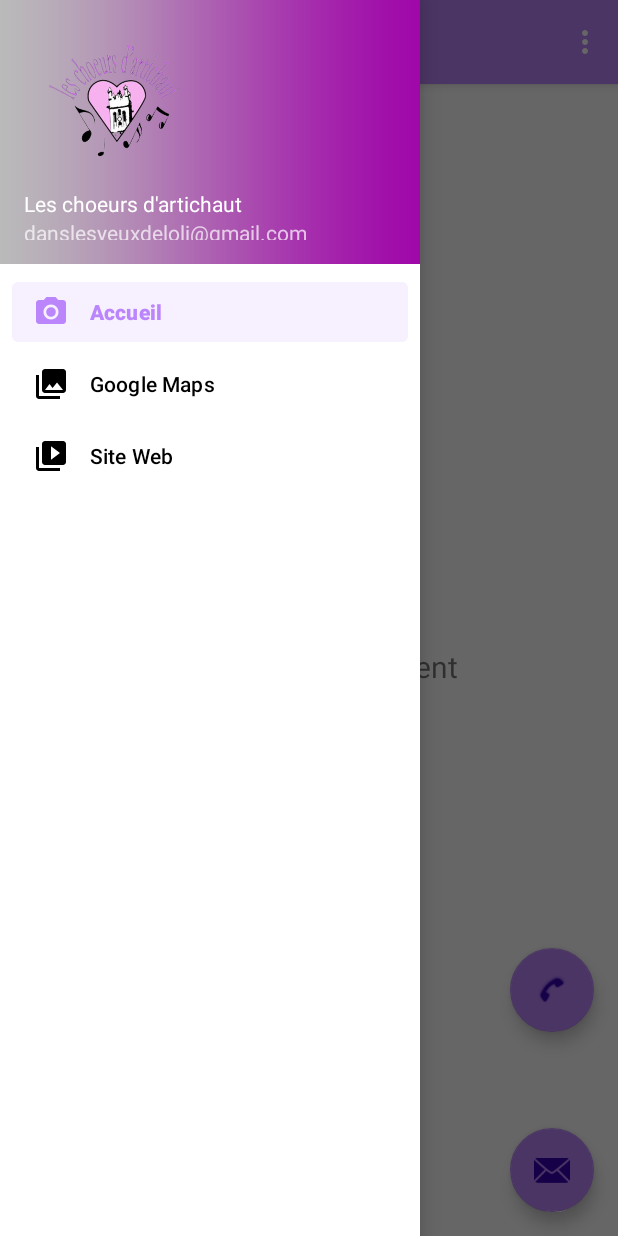
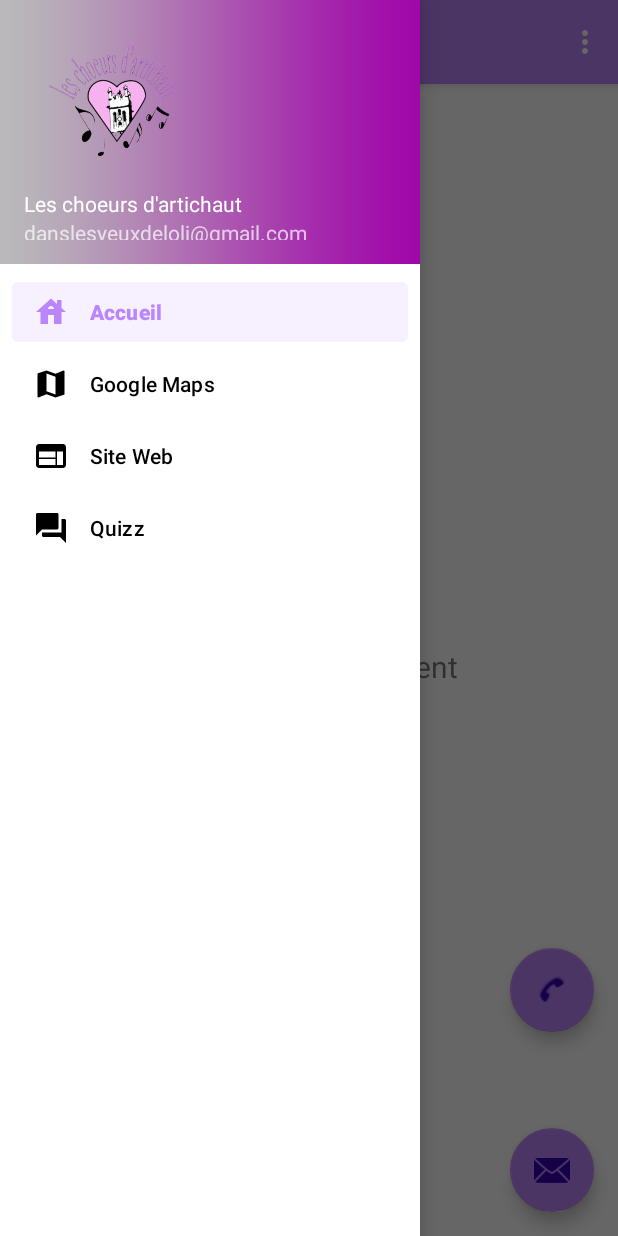
Before and after one commit to ETS-Android4/les-choeurs-dartichaut-android-app, an Android app: the screen it shows after launch (MainActivity), with the side drawer open, on a phone screen of 412 x 824 dp. Run offline under Robolectric (Android 15) with nearby library versions, the phone set to English and light mode, and no system bars; our stand-ins replace navigation-ui.

Commit message:
WebSite Work !

```diff
--- a/app/src/main/java/fr/lyceejulesfil/leschursdartichaut/MainActivity.java
+++ b/app/src/main/java/fr/lyceejulesfil/leschursdartichaut/MainActivity.java
@@ -5,6 +5,7 @@ import android.net.Uri;
 import android.os.Bundle;
 import android.view.View;
 import android.view.Menu;
+import android.webkit.WebView;
 
 import com.google.android.material.snackbar.Snackbar;
 import com.google.android.material.navigation.NavigationView;
--- /dev/null
+++ b/app/src/main/res/drawable/ic_baseline_house_24.xml
@@ -0,0 +1,10 @@
+<vector xmlns:android="http://schemas.android.com/apk/res/android"
+    android:width="24dp"
+    android:height="24dp"
+    android:viewportWidth="24"
+    android:viewportHeight="24"
+    android:tint="?attr/colorControlNormal">
+  <path
+      android:fillColor="@android:color/white"
+      android:pathData="M19,9.3V4h-3v2.6L12,3L2,12h3v8h5v-6h4v6h5v-8h3L19,9.3zM10,10c0,-1.1 0.9,-2 2,-2s2,0.9 2,2H10z"/>
+</vector>
--- /dev/null
+++ b/app/src/main/res/drawable/ic_baseline_map_24.xml
@@ -0,0 +1,10 @@
+<vector xmlns:android="http://schemas.android.com/apk/res/android"
+    android:width="24dp"
+    android:height="24dp"
+    android:viewportWidth="24"
+    android:viewportHeight="24"
+    android:tint="?attr/colorControlNormal">
+  <path
+      android:fillColor="@android:color/white"
+      android:pathData="M20.5,3l-0.16,0.03L15,5.1 9,3 3.36,4.9c-0.21,0.07 -0.36,0.25 -0.36,0.48V20.5c0,0.28 0.22,0.5 0.5,0.5l0.16,-0.03L9,18.9l6,2.1 5.64,-1.9c0.21,-0.07 0.36,-0.25 0.36,-0.48V3.5c0,-0.28 -0.22,-0.5 -0.5,-0.5zM15,19l-6,-2.11V5l6,2.11V19z"/>
+</vector>
--- /dev/null
+++ b/app/src/main/res/drawable/ic_baseline_question_answer_24.xml
@@ -0,0 +1,10 @@
+<vector xmlns:android="http://schemas.android.com/apk/res/android"
+    android:width="24dp"
+    android:height="24dp"
+    android:viewportWidth="24"
+    android:viewportHeight="24"
+    android:tint="?attr/colorControlNormal">
+  <path
+      android:fillColor="@android:color/white"
+      android:pathData="M21,6h-2v9L6,15v2c0,0.55 0.45,1 1,1h11l4,4L22,7c0,-0.55 -0.45,-1 -1,-1zM17,12L17,3c0,-0.55 -0.45,-1 -1,-1L3,2c-0.55,0 -1,0.45 -1,1v14l4,-4h10c0.55,0 1,-0.45 1,-1z"/>
+</vector>
--- /dev/null
+++ b/app/src/main/res/drawable/ic_baseline_web_24.xml
@@ -0,0 +1,10 @@
+<vector xmlns:android="http://schemas.android.com/apk/res/android"
+    android:width="24dp"
+    android:height="24dp"
+    android:viewportWidth="24"
+    android:viewportHeight="24"
+    android:tint="?attr/colorControlNormal">
+  <path
+      android:fillColor="@android:color/white"
+      android:pathData="M20,4L4,4c-1.1,0 -1.99,0.9 -1.99,2L2,18c0,1.1 0.9,2 2,2h16c1.1,0 2,-0.9 2,-2L22,6c0,-1.1 -0.9,-2 -2,-2zM15,18L4,18v-4h11v4zM15,13L4,13L4,9h11v4zM20,18h-4L16,9h4v9z"/>
+</vector>
--- a/app/src/main/res/layout/fragment_gallery.xml
+++ b/app/src/main/res/layout/fragment_gallery.xml
@@ -4,7 +4,7 @@
     xmlns:tools="http://schemas.android.com/tools"
     android:layout_width="match_parent"
     android:layout_height="match_parent"
-    tools:context=".ui.gallery.GalleryFragment">
+    tools:context=".ui.googlemaps.GoogleMapsFragment">
 
     <TextView
         android:id="@+id/text_gallery"
--- a/app/src/main/res/menu/activity_main_drawer.xml
+++ b/app/src/main/res/menu/activity_main_drawer.xml
@@ -6,15 +6,20 @@
     <group android:checkableBehavior="single">
         <item
             android:id="@+id/nav_home"
-            android:icon="@drawable/ic_menu_camera"
+            android:icon="@drawable/ic_baseline_house_24"
             android:title="@string/menu_home" />
         <item
             android:id="@+id/nav_gallery"
-            android:icon="@drawable/ic_menu_gallery"
+            android:icon="@drawable/ic_baseline_map_24"
             android:title="@string/menu_gallery" />
         <item
             android:id="@+id/nav_slideshow"
-            android:icon="@drawable/ic_menu_slideshow"
+            android:icon="@drawable/ic_baseline_web_24"
             android:title="@string/menu_slideshow" />
+
+        <item
+            android:id="@+id/nav_quizz"
+            android:icon="@drawable/ic_baseline_question_answer_24"
+            android:title="@string/menu_quiz" />
     </group>
 </menu>
```
Also changed, not shown: app/src/main/AndroidManifest.xml (+6 -1 lines), app/src/main/java/fr/lyceejulesfil/leschursdartichaut/ui/googlemaps/GoogleMapsFragment.java (renamed from app/src/main/java/fr/lyceejulesfil/leschursdartichaut/ui/gallery/GalleryFragment.java, +4 -5 lines), app/src/main/java/fr/lyceejulesfil/leschursdartichaut/ui/googlemaps/GoogleMapsViewModel.java (renamed from app/src/main/java/fr/lyceejulesfil/leschursdartichaut/ui/slideshow/SlideshowViewModel.java, +4 -4 lines), app/src/main/java/fr/lyceejulesfil/leschursdartichaut/ui/quizz/QuizzFragment.java (renamed from app/src/main/java/fr/lyceejulesfil/leschursdartichaut/ui/slideshow/SlideshowFragment.java, +10 -11 lines), app/src/main/java/fr/lyceejulesfil/leschursdartichaut/ui/quizz/QuizzViewModel.java (renamed from app/src/main/java/fr/lyceejulesfil/leschursdartichaut/ui/gallery/GalleryViewModel.java, +4 -4 lines), app/src/main/java/fr/lyceejulesfil/leschursdartichaut/ui/website/WebsiteFragment.java (added, +62 -0 lines), app/src/main/java/fr/lyceejulesfil/leschursdartichaut/ui/website/WebsiteViewModel.java (added, +18 -0 lines), app/src/main/res/layout/fragment_slideshow.xml (+4 -13 lines), app/src/main/res/navigation/mobile_navigation.xml (+6 -2 lines).
